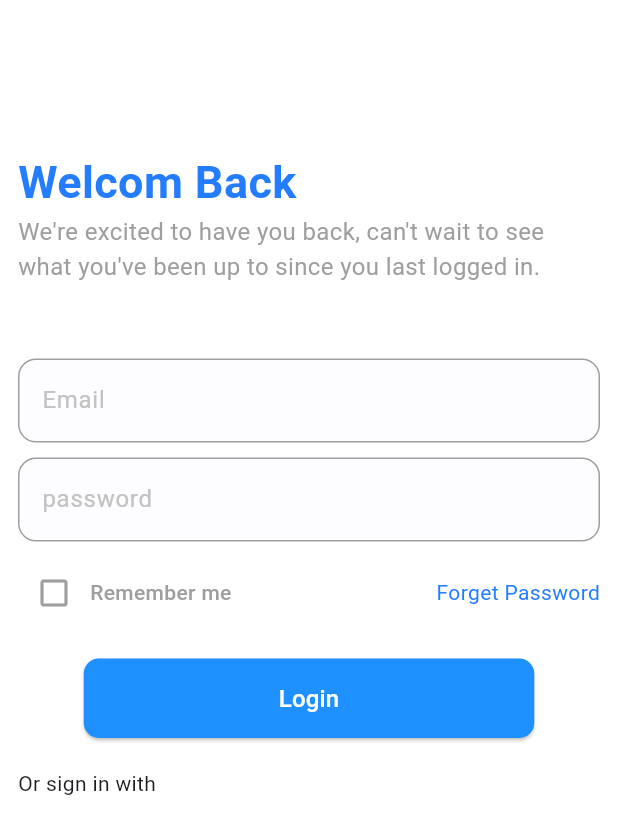
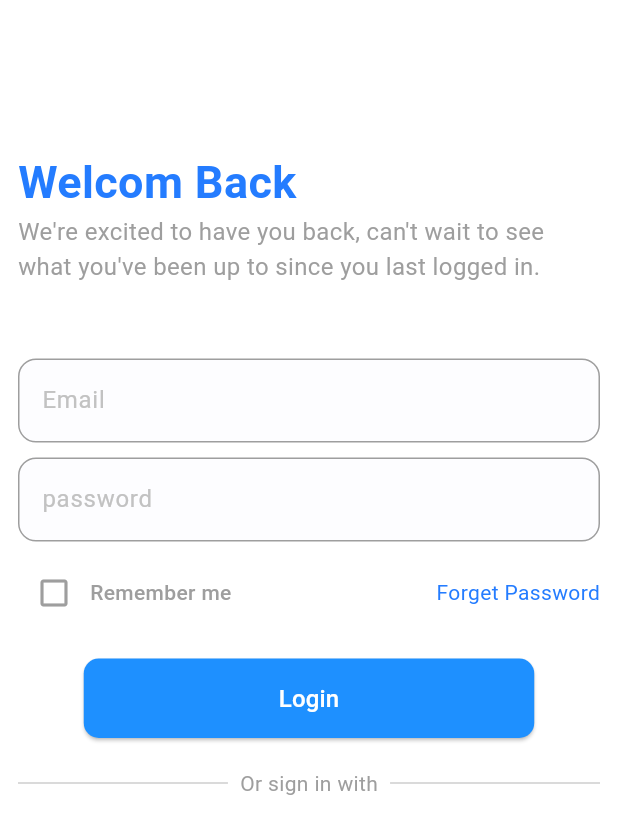
Before and after one commit to elshaarawy7/Doctor-App, a Flutter app: the SinIn screen opened by its route, on a phone screen of 412 x 824 dp. Shown: the top 834 px of the screen. Run offline on Flutter 3.47's test engine with Material 3 defaults, Android fonts, the phone set to English and light mode, and no system bars; our stand-ins replace go_router.

Commit message:
add widget custem item scoil

```diff
--- a/lib/Futcher/ui/screens/sin_in.dart
+++ b/lib/Futcher/ui/screens/sin_in.dart
@@ -1,3 +1,4 @@
+import 'package:doctor_app/Futcher/ui/widgets/custem_divider.dart';
 import 'package:doctor_app/Futcher/ui/widgets/custem_text_filed.dart';
 import 'package:doctor_app/Futcher/ui/widgets/my_batton.dart';
 import 'package:doctor_app/core/util/styles/color.app.dart';
@@ -121,23 +122,9 @@ class _SinInState extends State<SinIn> {
 
               SizedBox(height: 20),
 
-              Row(
-                children: [
-                  Divider(
-                    height: 1, // ارتفاع الخط
-                    thickness: 0.5, // سماكة الخط
-                    color: Colors.grey, // لون الخط (يمكن تعديله حسب التصميم)
-                  ),
+               CustemDivider() ,
 
-                  Text("Or sign in with") ,
 
-                   Divider(
-                    height: 1, // ارتفاع الخط
-                    thickness: 0.5, // سماكة الخط
-                    color: Colors.grey, // لون الخط (يمكن تعديله حسب التصميم)
-                  ),
-                ],
-              ),
             ],
           ),
         ),
--- a/pubspec.yaml
+++ b/pubspec.yaml
@@ -62,7 +62,7 @@ flutter:
   # To add assets to your application, add an assets section, like this:
   assets:
     - assets/
-  #   - images/a_dot_ham.jpeg
+    - assets/scoile/
 
   # An image asset can refer to one or more resolution-specific "variants", see
   # https://flutter.dev/to/resolution-aware-images
```
Also changed, not shown: lib/Futcher/ui/widgets/custem_item_scoil.dart (added, +24 -0 lines), assets/scoile/Login alternative (1).png (added), assets/scoile/Login alternative.png (added), assets/scoile/Logo.png (added).
